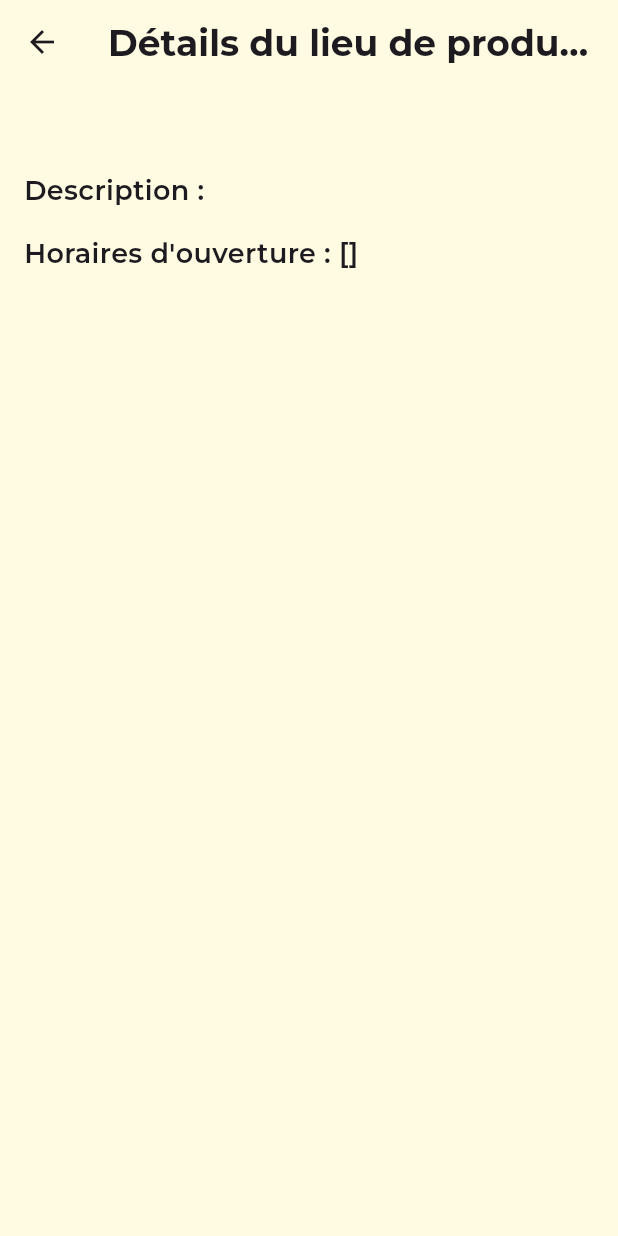
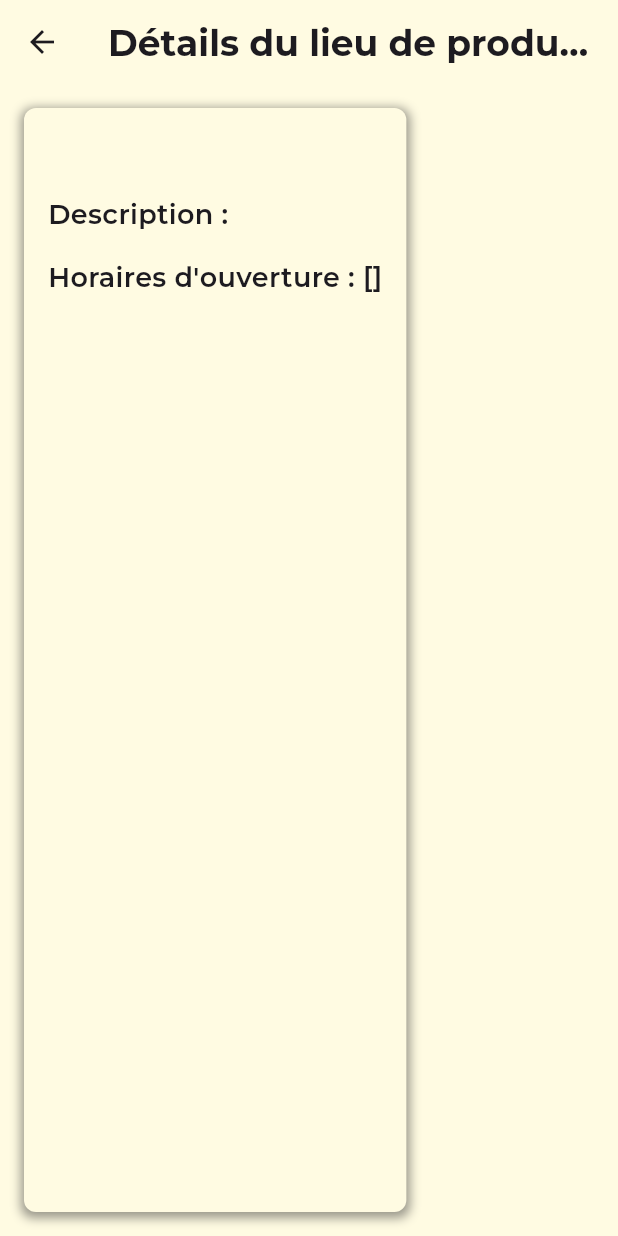
Before and after one commit to Local-Toi/LocalEtToi, a Flutter app: the ShopDetailsPage screen opened directly with empty values, on a phone screen of 412 x 824 dp. Run offline on Flutter 3.47's test engine with Material 3 defaults, Android fonts, the phone set to English and light mode, and no system bars; our stand-ins replace bloc, cloud_firestore, dio, email_validator, equatable, firebase_auth and 4 more; missing offline and left inert: flutter_osm_plugin; accounts and stored records are empty.

Commit message:
feat: appbar to match figma + details as a card #50

```diff
--- a/lib/screens/search/search_lp.dart
+++ b/lib/screens/search/search_lp.dart
@@ -50,16 +50,18 @@ class _SearchPageState extends State<SearchPage> {
       backgroundColor: beige,
       appBar: PreferredSize(
         preferredSize: const Size.fromHeight(70.0),
+        child: Container(
+          margin: const EdgeInsets.only(top: 8.0),
           child: AppBar(
             backgroundColor: beige,
             elevation: 0,
             title: Container(
               width: MediaQuery.of(context).size.width / 1.5,
-            padding: const EdgeInsets.all(8.0),
-            margin: const EdgeInsets.only(top: 16.0),
+              //padding: const EdgeInsets.all(8.0),
               decoration: BoxDecoration(
                 color: Colors.white,
                 borderRadius: BorderRadius.circular(8.0),
+                border: Border.all(color: grey100),
               ),
               child: Row(
                 children: [
@@ -89,6 +91,7 @@ class _SearchPageState extends State<SearchPage> {
             ),
           ),
         ),
+      ),
       body: Padding(
         padding: const EdgeInsets.all(16.0),
         child: Column(
@@ -111,6 +114,8 @@ class _SearchPageState extends State<SearchPage> {
       ),
     );
   }
+
+
 
   /// Search data from Firebase
 
@@ -216,10 +221,11 @@ class ShopDetailsPage extends StatelessWidget {
   final String description;
   final List<dynamic> schedule;
 
-  const ShopDetailsPage({super.key,
+  const ShopDetailsPage({
+    super.key,
     required this.shopName,
     required this.description,
-    required this.schedule
+    required this.schedule,
   });
 
   @override
@@ -232,6 +238,20 @@ class ShopDetailsPage extends StatelessWidget {
       ),
       body: Padding(
         padding: const EdgeInsets.all(16.0),
+        child: Container(
+          padding: const EdgeInsets.all(16.0),
+          decoration: BoxDecoration(
+            color: beige,
+            borderRadius: BorderRadius.circular(8.0),
+            boxShadow: [
+              BoxShadow(
+                color: grey100.withOpacity(0.5),
+                spreadRadius: 2,
+                blurRadius: 5,
+                offset: const Offset(0, 2),
+              ),
+            ],
+          ),
           child: Column(
             crossAxisAlignment: CrossAxisAlignment.start,
             children: [
@@ -252,6 +272,7 @@ class ShopDetailsPage extends StatelessWidget {
             ],
           ),
         ),
+      ),
     );
   }
 }
```
Lines whose indentation alone changed are shown as unchanged.
